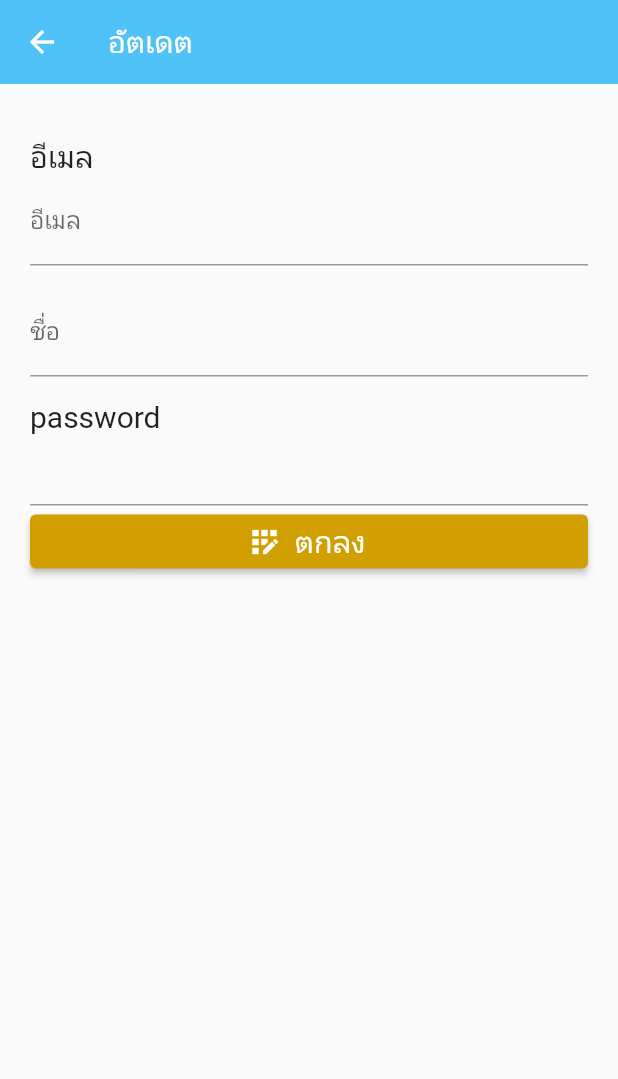
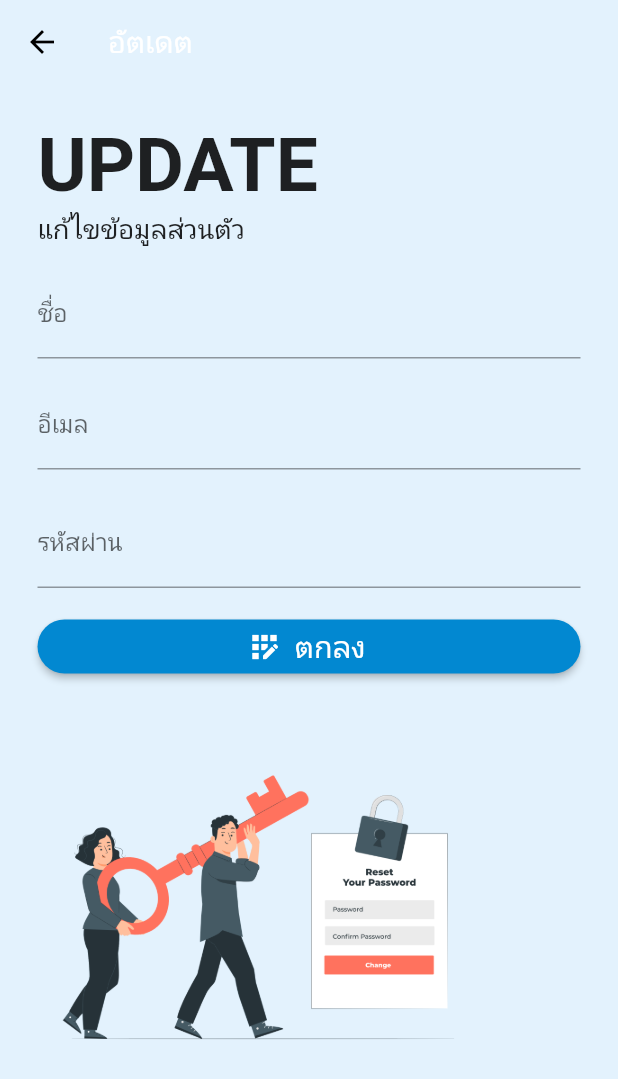
Before and after one commit to KARGOREO/ProFlutter, a Flutter app: the updateApi screen opened directly, on a phone screen of 412 x 824 dp. Shown: the top 1079 px of the screen. Run offline on Flutter 3.47's test engine with Material 2 defaults, Android fonts, the phone set to English and light mode, and no system bars; our stand-ins replace form_field_validator.

Commit message:
ตกแต่งหน้า อัพดต

```diff
--- a/lib/main.dart
+++ b/lib/main.dart
@@ -24,7 +24,7 @@ class MyApp extends StatelessWidget {
       theme: ThemeData(
         primarySwatch: Colors.blue,
       ),
-      home: Horoscope(),
+      home: updateApi(),
     );
   }
 }
--- a/lib/update.dart
+++ b/lib/update.dart
@@ -17,35 +17,54 @@ class _updateApiState extends State<updateApi> {
   @override
   Widget build(BuildContext context) {
     return Scaffold(
+      backgroundColor: Colors.blue[50],
       appBar: AppBar(
+        leading: IconButton(
+          icon: Icon(
+            Icons.arrow_back,
+            color: Colors.black,
+          ),
+          onPressed: () => Navigator.pop(context),
+        ),
         title: Text(
           'อัตเดต',
         ),
         elevation: 0,
-        backgroundColor: Colors.lightBlue[300],
+        backgroundColor: Colors.blue[50],
       ),
       body: GestureDetector(
         onTap: () => FocusScope.of(context).requestFocus(FocusNode()),
         behavior: HitTestBehavior.opaque,
         child: Container(
-          padding: const EdgeInsets.all(20),
+          padding: const EdgeInsets.all(25),
           child: Form(
             child: SingleChildScrollView(
               child: Column(
                 crossAxisAlignment: CrossAxisAlignment.start,
                 children: [
+                  Text(
+                    'UPDATE',
+                    style: TextStyle(
+                      fontSize: 50,
+                      fontWeight: FontWeight.bold,
+                    ),
+                  ),
+                  Text(
+                    'แก้ไขข้อมูลส่วนตัว',
+                    style: TextStyle(
+                      fontSize: 18,
+                    ),
+                  ),
                   SizedBox(
                     height: 15,
-                  ),
-                  Text(
-                    'อีเมล',
-                    style: TextStyle(fontSize: 20),
                   ),
                   TextFormField(
                     onChanged: (value) {
                       email = value;
                     },
-                      decoration: InputDecoration(labelText: "อีเมล")),
+                    validator: RequiredValidator(errorText: 'กรุณาป้อนชื่อ'),
+                    decoration: InputDecoration(labelText: "ชื่อ"),
+                  ),
                   SizedBox(
                     height: 15,
                   ),
@@ -53,21 +72,20 @@ class _updateApiState extends State<updateApi> {
                       onChanged: (value) {
                         name = value;
                       },
-                      validator: RequiredValidator(errorText: 'กรุณาป้อนชื่อ'),
-                      decoration: InputDecoration(labelText: "ชื่อ")),
+                      validator: RequiredValidator(errorText: 'กรุณาป้อนอีเมล'),
+                      decoration: InputDecoration(labelText: "อีเมล")),
                   SizedBox(
-                    height: 15,
-                  ),
-                  Text(
-                    'password',
-                    style: TextStyle(fontSize: 20),
+                    height: 20,
                   ),
                   TextFormField(
                       onChanged: (value) {
                         pass = value;
                       },
                       validator:
-                        RequiredValidator(errorText: 'กรุณาป้อน Password'),
+                          RequiredValidator(errorText: 'กรุณาป้อนรหัสผ่าน'),
+                      decoration: InputDecoration(labelText: "รหัสผ่าน")),
+                  SizedBox(
+                    height: 15,
                   ),
                   SizedBox(
                     width: double.infinity,
@@ -203,11 +221,18 @@ class _updateApiState extends State<updateApi> {
                         },
                         icon: Icon(Icons.app_registration_outlined),
                         style: ElevatedButton.styleFrom(
-                            primary: Color.fromARGB(255, 209, 160, 0)),
+                            primary: Colors.lightBlue[700],
+                            shape: new RoundedRectangleBorder(
+                              borderRadius: new BorderRadius.circular(30.0),
+                            )),
                         label: Text(
                           'ตกลง',
                           style: TextStyle(fontSize: 20),
                         )),
+                  ),
+                  Image.asset(
+                    'images/3.png',
+                    height: 300,
                   ),
                 ],
               ),
```
Lines whose indentation alone changed are shown as unchanged.
